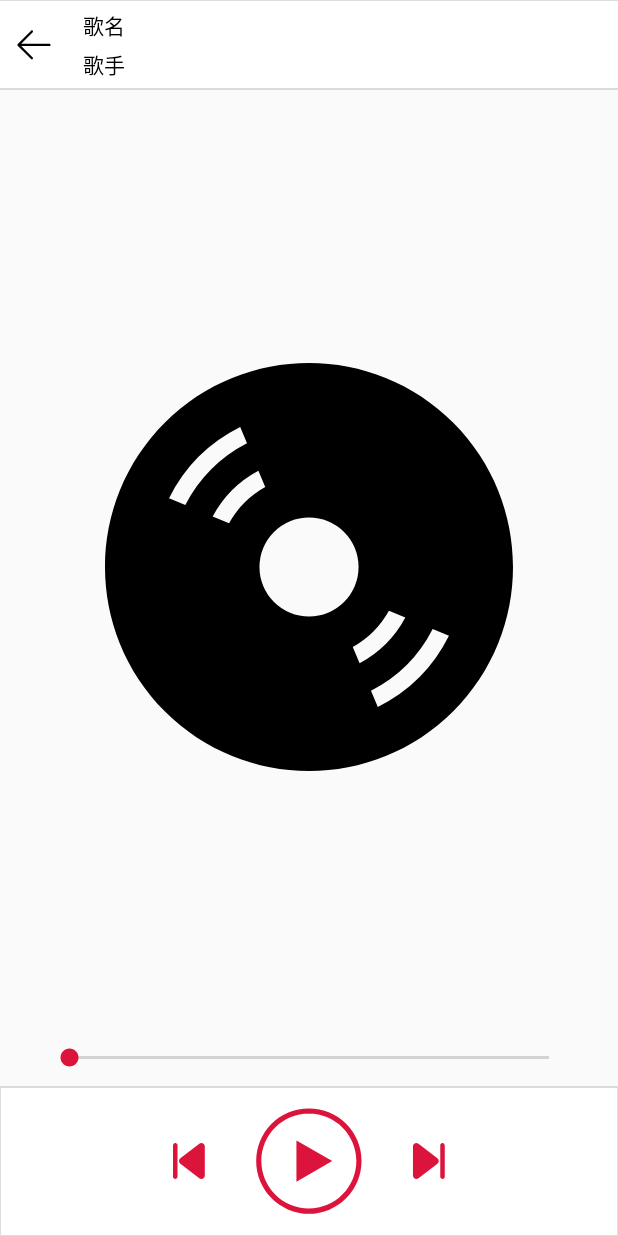
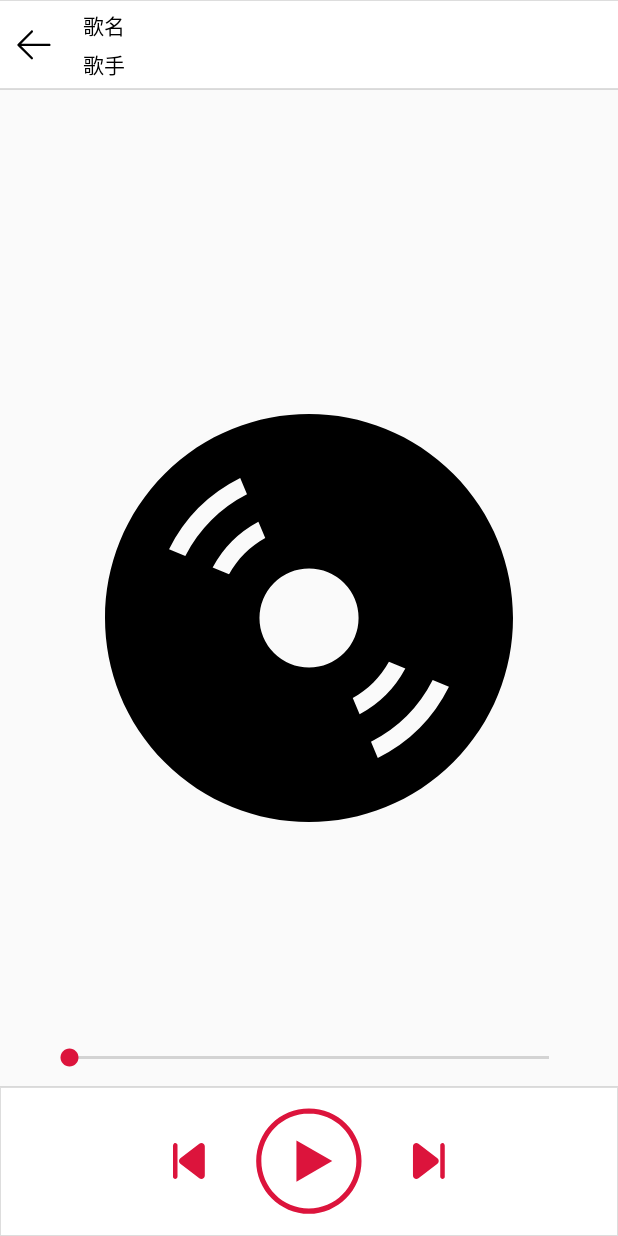
Before and after one commit to Bistutu/BistuMusic, an Android app: the layout fragment_music_info.xml on its own in the app's theme, with its tools: preview values and no code run, on a phone screen of 412 x 824 dp. Run offline under Robolectric (Android 15) with nearby library versions, the phone set to English and light mode, and no system bars.

Commit message:
V0.4备份

```diff
--- a/app/src/main/java/com/thinkstu/Service/ServiceImpl/SongSheetServiceImpl.java
+++ b/app/src/main/java/com/thinkstu/Service/ServiceImpl/SongSheetServiceImpl.java
@@ -9,7 +9,6 @@ import org.litepal.LitePal;
 import java.util.List;
 
 public class SongSheetServiceImpl implements SongSheetService {
-    private static final String TAG = "SongSheetServiceImpl";
     @Override
     public boolean add(String name, String imgAddress) {
         SongSheetBean songSheet = new SongSheetBean(name, imgAddress);
--- a/app/src/main/java/com/thinkstu/fragments/MainContentFragment.java
+++ b/app/src/main/java/com/thinkstu/fragments/MainContentFragment.java
@@ -26,12 +26,12 @@ import java.util.List;
 /*歌单列表*/
 
 public class MainContentFragment extends Fragment {
-    private static final String TAG = "MainContentFragment";
 
     private        View                view;
     private static MainContentFragment mainContentFragment;
     private        SongSheetService    songSheetService;
 
+    // 构建单例模式
     public static MainContentFragment getInstance() {
         if (mainContentFragment == null) {
             synchronized (MainContentFragment.class) {
--- a/app/src/main/res/layout/fragment_musicinfo.xml
+++ b/app/src/main/res/layout/fragment_music_info.xml
@@ -1,6 +1,5 @@
 <?xml version="1.0" encoding="utf-8"?>
-<androidx.constraintlayout.widget.ConstraintLayout
-    xmlns:android="http://schemas.android.com/apk/res/android"
+<androidx.constraintlayout.widget.ConstraintLayout xmlns:android="http://schemas.android.com/apk/res/android"
     xmlns:app="http://schemas.android.com/apk/res-auto"
     xmlns:tools="http://schemas.android.com/tools"
     android:layout_width="match_parent"
@@ -10,9 +9,9 @@
         android:id="@+id/info_head"
         android:layout_width="match_parent"
         android:layout_height="60dp"
+        android:background="@drawable/main_head_underline"
+        android:gravity="center_vertical"
         android:orientation="horizontal"
-        android:gravity="center_vertical"
-        android:background="@drawable/main_head_underline"
         app:layout_constraintStart_toStartOf="parent"
         app:layout_constraintTop_toTopOf="parent">
 
@@ -20,32 +19,38 @@
             android:id="@+id/info_head_back"
             android:layout_width="25sp"
             android:layout_height="25sp"
+            android:layout_marginStart="10sp"
             android:layout_marginLeft="10sp"
-            android:layout_marginStart="10sp"
-            android:src="@drawable/ic_back1"/>
+            android:src="@drawable/ic_back1" />
 
         <TextView
             android:id="@+id/info_head_title"
             android:layout_width="match_parent"
             android:layout_height="match_parent"
             android:gravity="center_vertical"
+            android:lineSpacingExtra="5sp"
+            android:paddingStart="20sp"
             android:paddingLeft="20sp"
-            android:paddingStart="20sp"
-            android:lineSpacingExtra="5sp"
             android:textColor="@color/black"
-            tools:text="歌名\n歌手"
-            />
+            tools:text="歌名\n歌手" />
 
     </LinearLayout>
 
-    <ImageView
+    <LinearLayout
         android:layout_width="match_parent"
-        android:layout_height="0dp"
-        android:src="@drawable/ic_disk"
-        android:layout_marginStart="70dp"
-        android:layout_marginEnd="70dp"
-        app:layout_constraintTop_toBottomOf="@id/info_head"
-        app:layout_constraintBottom_toTopOf="@id/info_seekBar"/>
+        android:layout_height="match_parent"
+        android:orientation="vertical">
+
+        <ImageView
+            android:id="@+id/image_column"
+            android:layout_width="match_parent"
+            android:layout_height="match_parent"
+            android:layout_marginStart="70dp"
+            android:layout_marginEnd="70dp"
+            android:src="@drawable/ic_disk"
+            app:layout_constraintBottom_toTopOf="@id/info_seekBar"
+            app:layout_constraintTop_toBottomOf="@id/info_head" />
+    </LinearLayout>
 
     <SeekBar
         android:id="@+id/info_seekBar"
@@ -54,16 +59,16 @@
         android:layout_marginStart="30dp"
         android:layout_marginEnd="30dp"
         android:layout_marginBottom="10dp"
-        app:layout_constraintStart_toStartOf="parent"
-        app:layout_constraintBottom_toTopOf="@id/info_footer"/>
+        app:layout_constraintBottom_toTopOf="@id/info_footer"
+        app:layout_constraintStart_toStartOf="parent" />
 
     <LinearLayout
         android:id="@+id/info_footer"
         android:layout_width="match_parent"
         android:layout_height="100dp"
+        android:background="@drawable/overline"
+        android:gravity="center"
         android:orientation="horizontal"
-        android:gravity="center"
-        android:background="@drawable/overline"
         app:layout_constraintBottom_toBottomOf="parent"
         app:layout_constraintStart_toStartOf="parent">
 
@@ -72,26 +77,23 @@
             android:id="@+id/info_last"
             android:layout_width="40dp"
             android:layout_height="40dp"
+            android:layout_marginEnd="20dp"
             android:layout_marginRight="20dp"
-            android:layout_marginEnd="20dp"
             android:src="@drawable/ic_last_black" />
 
         <ImageView
             android:id="@+id/info_play"
             android:layout_width="80dp"
             android:layout_height="80dp"
-            tools:background="@drawable/ic_play_black"
-            />
+            tools:background="@drawable/ic_play_black" />
 
         <ImageView
             android:id="@+id/info_next"
             android:layout_width="40dp"
             android:layout_height="40dp"
+            android:layout_marginStart="20dp"
             android:layout_marginLeft="20dp"
-            android:layout_marginStart="20dp"
             android:src="@drawable/ic_next_black" />
-
-
     </LinearLayout>
 
     <FrameLayout
@@ -99,6 +101,5 @@
         android:layout_width="match_parent"
         android:layout_height="400dp"
         app:layout_constraintBottom_toBottomOf="parent"
-        app:layout_constraintStart_toStartOf="parent"
-        />
+        app:layout_constraintStart_toStartOf="parent" />
 </androidx.constraintlayout.widget.ConstraintLayout>
```
Also changed, not shown: app/src/main/java/com/thinkstu/MainActivity.java (+7 -0 lines), app/src/main/java/com/thinkstu/Service/ServiceImpl/MusicServiceImpl.java (+0 -11 lines), app/src/main/java/com/thinkstu/adater/MenuSheetAdapter.java (deleted, +0 -62 lines), app/src/main/java/com/thinkstu/adater/SongAdapter.java (+6 -9 lines), app/src/main/java/com/thinkstu/adater/SongSheetAdapter.java (+8 -29 lines), app/src/main/java/com/thinkstu/fragments/MusicInfoFragment.java (+36 -60 lines), app/src/main/java/com/thinkstu/fragments/SongContentFragment.java (+9 -6 lines), app/src/main/res/anim/rotate.xml (added, +8 -0 lines), app/src/main/res/drawable/rotate.xml (added, +7 -0 lines).
